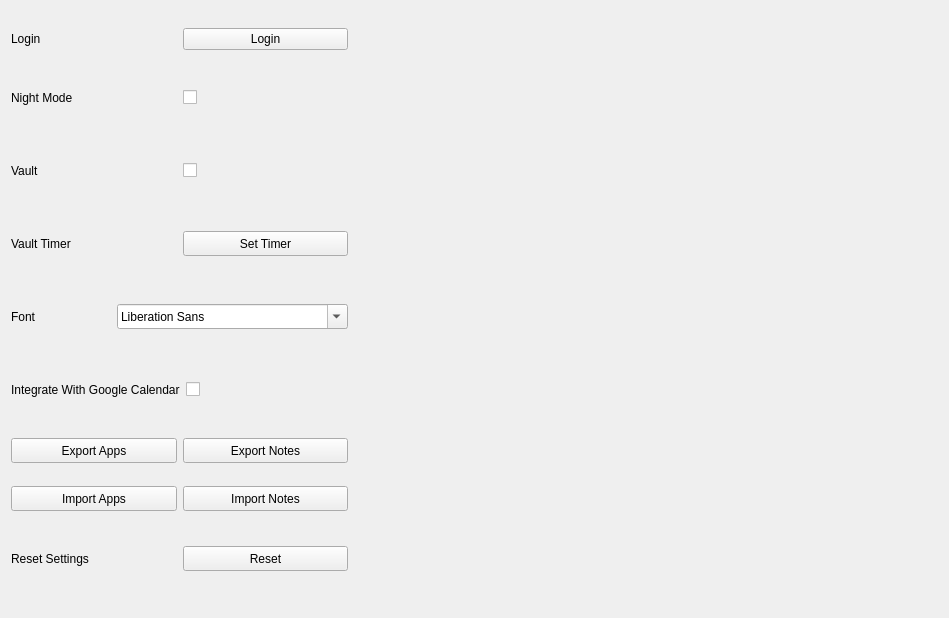
This is designs/xml/settings_tab.ui in daniel-deru/WorkMate-3.0 as Qt 5 draws it before an edit. The edited form follows.
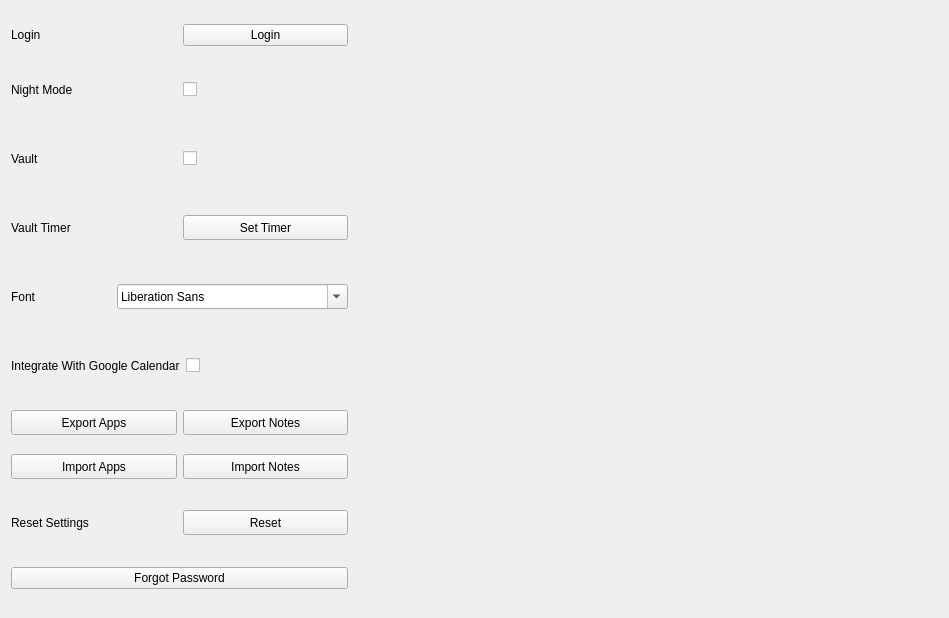
This is the edited form.

Commit message: added reset password functionality

Diff of the .ui file:
```diff
--- a/designs/xml/settings_tab.ui
+++ b/designs/xml/settings_tab.ui
@@ -295,6 +295,13 @@
        </item>
       </layout>
      </item>
+     <item>
+      <widget class="QPushButton" name="btn_forgot_password">
+       <property name="text">
+        <string>Forgot Password</string>
+       </property>
+      </widget>
+     </item>
     </layout>
    </item>
    <item>
```
The commit also changes 20 other files.
